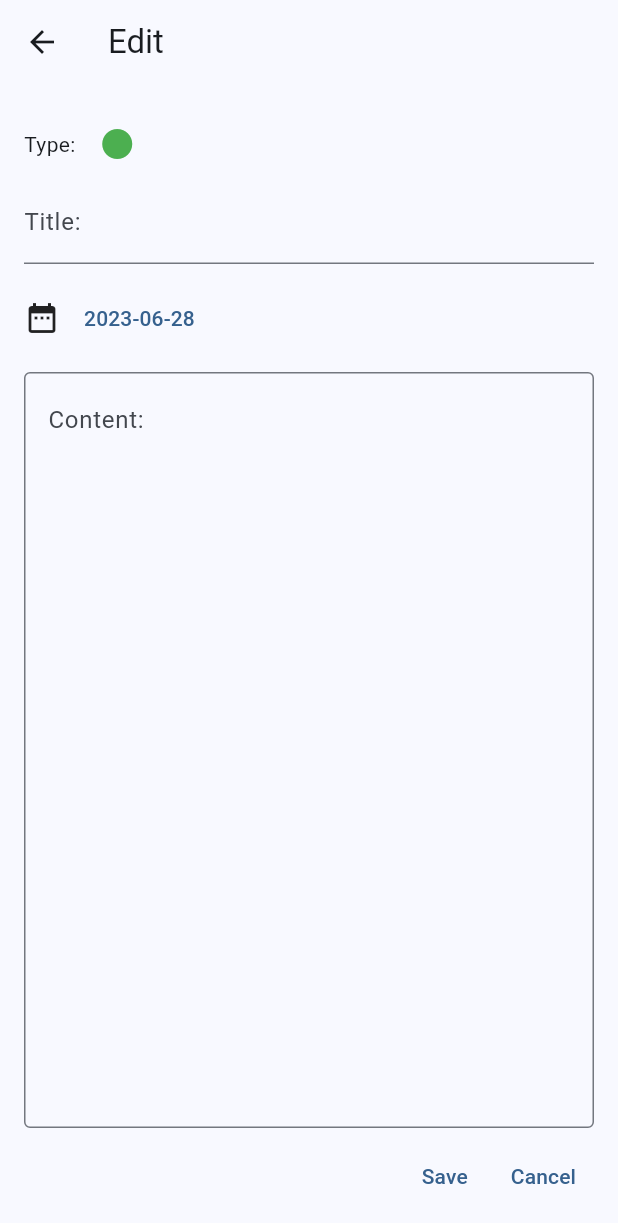
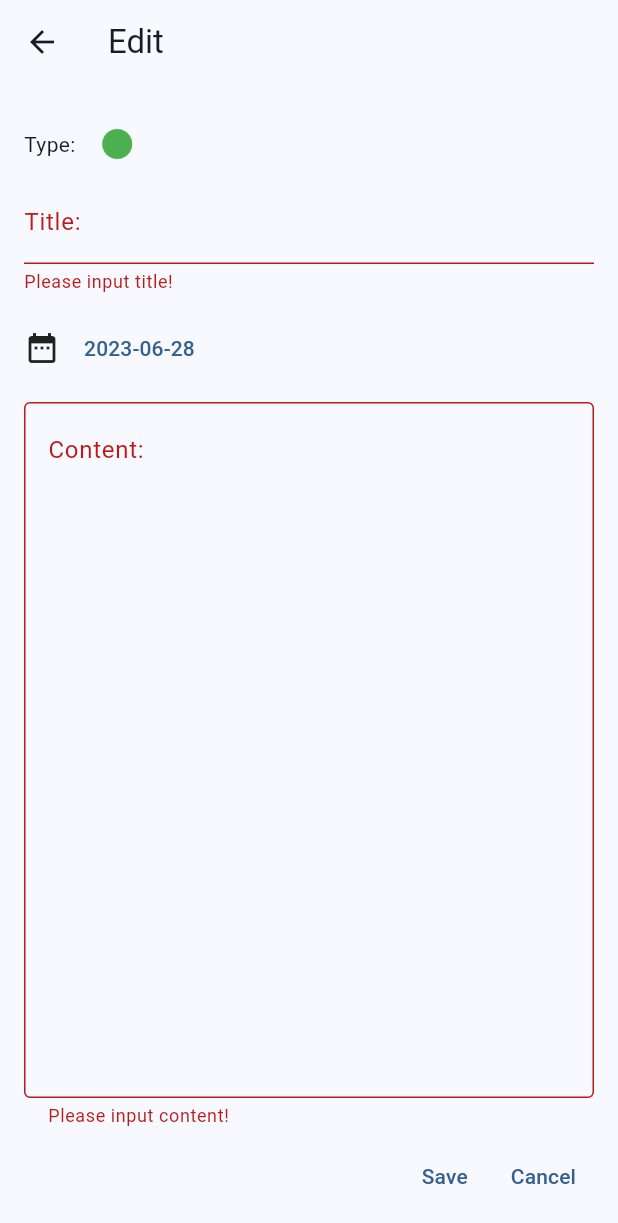
Before and after one commit to Doggy-068/todo_app, a Flutter app: the ScreenEdit screen opened directly, after a tap on "Save", on a phone screen of 412 x 824 dp. Shown: the top 1223 px of the screen. Run offline on Flutter 3.47's test engine with Material 2 defaults, Android fonts, the light colour scheme and no system bars; our stand-ins replace drift, package_info_plus, shared_preferences; accounts and stored records are empty; generated files the repository leaves out were written again; statements that could not run were skipped.

Commit message:
fix: refresh

```diff
--- a/lib/l10n/app_en.arb
+++ b/lib/l10n/app_en.arb
@@ -16,7 +16,9 @@
   "edit_edit": "Edit",
   "edit_type": "Type: ",
   "edit_title": "Title: ",
+  "edit_title_msg": "Please input title!",
   "edit_content": "Content: ",
+  "edit_content_msg": "Please input content!",
   "edit_save": "Save",
   "edit_cancel": "Cancel"
 }
--- a/lib/l10n/app_zh.arb
+++ b/lib/l10n/app_zh.arb
@@ -16,7 +16,9 @@
   "edit_edit": "编辑",
   "edit_type": "类型：",
   "edit_title": "标题：",
+  "edit_title_msg": "请输入标题！",
   "edit_content": "内容：",
+  "edit_content_msg": "请输入内容！",
   "edit_save": "保存",
   "edit_cancel": "取消"
 }
--- a/lib/screen/edit/index.dart
+++ b/lib/screen/edit/index.dart
@@ -33,6 +33,7 @@ class ScreenEditState extends State<ScreenEdit> {
     });
   }
 
+  final _formKey = GlobalKey<FormState>();
   final titleController = TextEditingController();
   final contentController = TextEditingController();
 
@@ -68,6 +69,7 @@ class ScreenEditState extends State<ScreenEdit> {
       body: Container(
         padding: const EdgeInsets.all(16.0),
         child: Form(
+          key: _formKey,
           child: Column(
             children: [
               FormField(
@@ -98,6 +100,12 @@ class ScreenEditState extends State<ScreenEdit> {
                 ),
               ),
               TextFormField(
+                validator: (value) {
+                  if (value == null || value.isEmpty) {
+                    return AppLocalizations.of(context)!.edit_title_msg;
+                  }
+                  return null;
+                },
                 controller: titleController,
                 decoration: InputDecoration(
                   label: Text(AppLocalizations.of(context)!.edit_title),
@@ -135,6 +143,12 @@ class ScreenEditState extends State<ScreenEdit> {
               ),
               Expanded(
                 child: TextFormField(
+                  validator: (value) {
+                    if (value == null || value.isEmpty) {
+                      return AppLocalizations.of(context)!.edit_content_msg;
+                    }
+                    return null;
+                  },
                   controller: contentController,
                   decoration: InputDecoration(
                     labelText: AppLocalizations.of(context)!.edit_content,
@@ -153,6 +167,7 @@ class ScreenEditState extends State<ScreenEdit> {
                   children: [
                     TextButton(
                       onPressed: () {
+                        if (_formKey.currentState!.validate()) {
                           if (widget.id != null) {
                             int id = widget.id as int;
                             Provider.of<AppDatabase>(context, listen: false)
@@ -164,7 +179,8 @@ class ScreenEditState extends State<ScreenEdit> {
                                   title: titleController.text,
                                   content: contentController.text,
                                 ))
-                              .then((value) => Navigator.of(context).pop());
+                                .then(
+                                    (value) => Navigator.of(context).pop(true));
                           } else {
                             Provider.of<AppDatabase>(context, listen: false)
                                 .todos
@@ -176,7 +192,9 @@ class ScreenEditState extends State<ScreenEdit> {
                                     content: contentController.text,
                                   ),
                                 )
-                              .then((value) => Navigator.of(context).pop());
+                                .then(
+                                    (value) => Navigator.of(context).pop(true));
+                          }
                         }
                       },
                       child: Text(AppLocalizations.of(context)!.edit_save),
```
Also changed, not shown: lib/screen/detail/index.dart (+62 -43 lines), lib/screen/home/index.dart (+45 -24 lines). Lines whose indentation alone changed are shown as unchanged.
